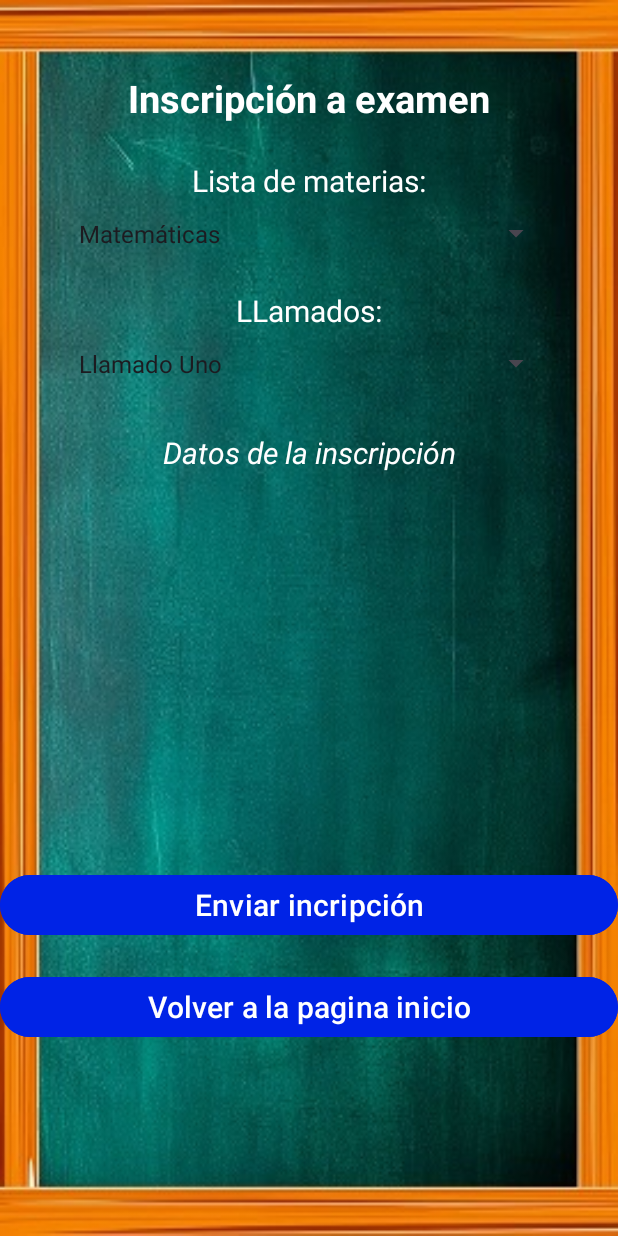
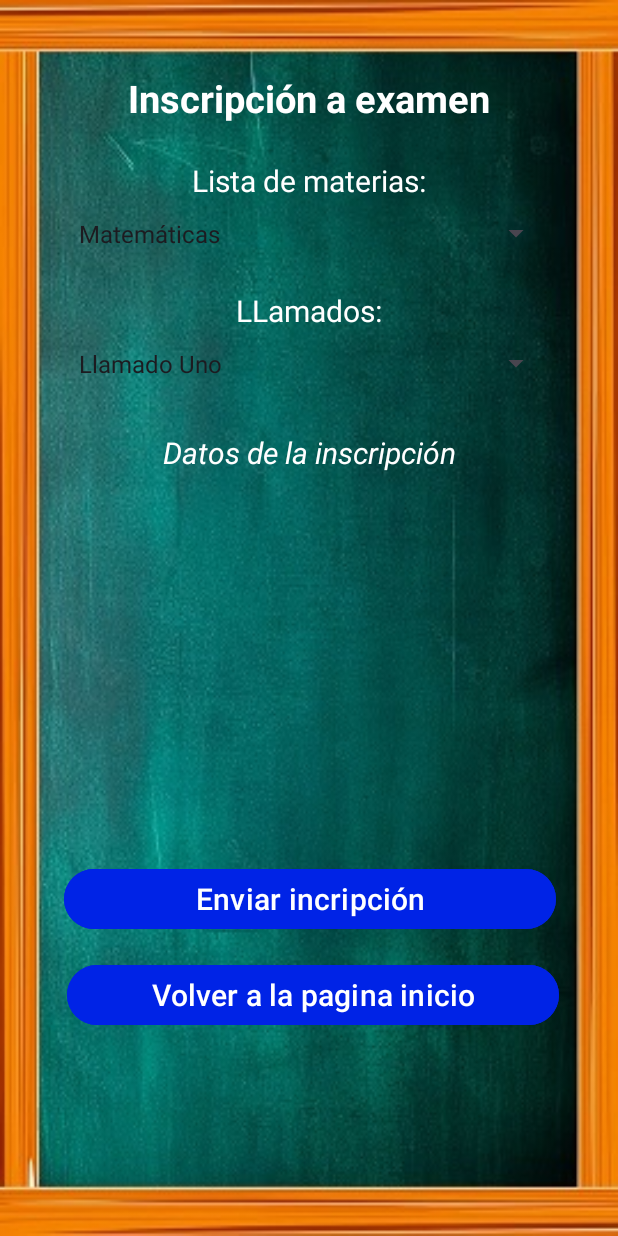
Before and after one commit to sebastevez91/Aplicacionkotlin, an Android app: the InscriptionActivity screen opened directly, with no data from a screen before it, on a phone screen of 412 x 824 dp. Run offline under Robolectric (Android 15) with nearby library versions, the light colour scheme and no system bars.

Commit message:
Modificaciones en FrontEnd Parte 6

```diff
--- a/app/src/main/res/layout/activity_inscription.xml
+++ b/app/src/main/res/layout/activity_inscription.xml
@@ -81,29 +81,29 @@
 
     <Button
         android:id="@+id/buttonSend"
-        android:layout_width="0dp"
-        android:layout_height="wrap_content"
-        android:layout_marginTop="264dp"
+        android:layout_width="328dp"
+        android:layout_height="48dp"
+        android:layout_marginTop="260dp"
         android:backgroundTint="@color/blue"
         android:text="Enviar incripción"
         android:textColor="@color/white"
         android:textSize="20sp"
         app:layout_constraintEnd_toEndOf="parent"
-        app:layout_constraintHorizontal_bias="1.0"
+        app:layout_constraintHorizontal_bias="0.511"
         app:layout_constraintStart_toStartOf="parent"
         app:layout_constraintTop_toBottomOf="@+id/Descripcion" />
 
     <Button
         android:id="@+id/btnVolInicio"
-        android:layout_width="0dp"
-        android:layout_height="wrap_content"
-        android:layout_marginTop="20dp"
+        android:layout_width="328dp"
+        android:layout_height="48dp"
+        android:layout_marginTop="16dp"
         android:backgroundTint="@color/blue"
         android:text="Volver a la pagina inicio"
         android:textColor="@color/white"
         android:textSize="20sp"
         app:layout_constraintEnd_toEndOf="parent"
-        app:layout_constraintHorizontal_bias="1.0"
+        app:layout_constraintHorizontal_bias="0.53"
         app:layout_constraintStart_toStartOf="parent"
         app:layout_constraintTop_toBottomOf="@+id/buttonSend" />
 
--- a/app/src/main/res/layout/activity_perfil.xml
+++ b/app/src/main/res/layout/activity_perfil.xml
@@ -29,6 +29,7 @@
         android:layout_marginTop="116dp"
         android:layout_marginEnd="16dp"
         android:hint="Aquí va tu nombre"
+        android:textAlignment="center"
         android:textColor="@color/white"
         android:textColorHint="@color/white"
         app:layout_constraintEnd_toEndOf="parent"
@@ -68,6 +69,7 @@
         android:layout_marginEnd="16dp"
         android:focusable="false"
         android:hint="Selecciona la fecha de nacimiento"
+        android:textAlignment="center"
         android:textColorHint="@color/white"
         app:layout_constraintEnd_toEndOf="parent"
         app:layout_constraintStart_toStartOf="parent"
@@ -81,6 +83,7 @@
         android:layout_marginTop="28dp"
         android:layout_marginEnd="16dp"
         android:hint="Aquí va tu número de DNI"
+        android:textAlignment="center"
         android:textColor="@color/white"
         android:textColorHint="@color/white"
         app:layout_constraintEnd_toEndOf="parent"
@@ -95,6 +98,7 @@
         android:layout_marginTop="44dp"
         android:layout_marginEnd="16dp"
         android:hint="Aquí va tu apellido"
+        android:textAlignment="center"
         android:textColor="@color/white"
         android:textColorHint="@color/white"
         app:layout_constraintEnd_toEndOf="parent"
--- a/app/src/main/res/layout/activity_principal.xml
+++ b/app/src/main/res/layout/activity_principal.xml
@@ -42,6 +42,7 @@
         android:layout_height="189dp"
         android:layout_marginBottom="124dp"
         app:itemTextColor="@color/black"
+        android:backgroundTint="#148880"
         app:layout_constraintBottom_toBottomOf="parent"
         app:layout_constraintEnd_toEndOf="parent"
         app:layout_constraintHorizontal_bias="0.493"
--- a/app/src/main/res/values/colors.xml
+++ b/app/src/main/res/values/colors.xml
@@ -5,6 +5,6 @@
     <color name="blue">#0023E6</color>
     <color name="green">#4CAF50</color>
     <color name="orange">#FFC107</color>
-    <color name="greenWhite">#71A831</color>
+    <color name="greenWhite">#1E1F22</color>
     <color name="red">#FF1100</color>
 </resources>
```
Also changed, not shown: app/src/main/res/layout/activity_inscripciones.xml (+4 -4 lines).
